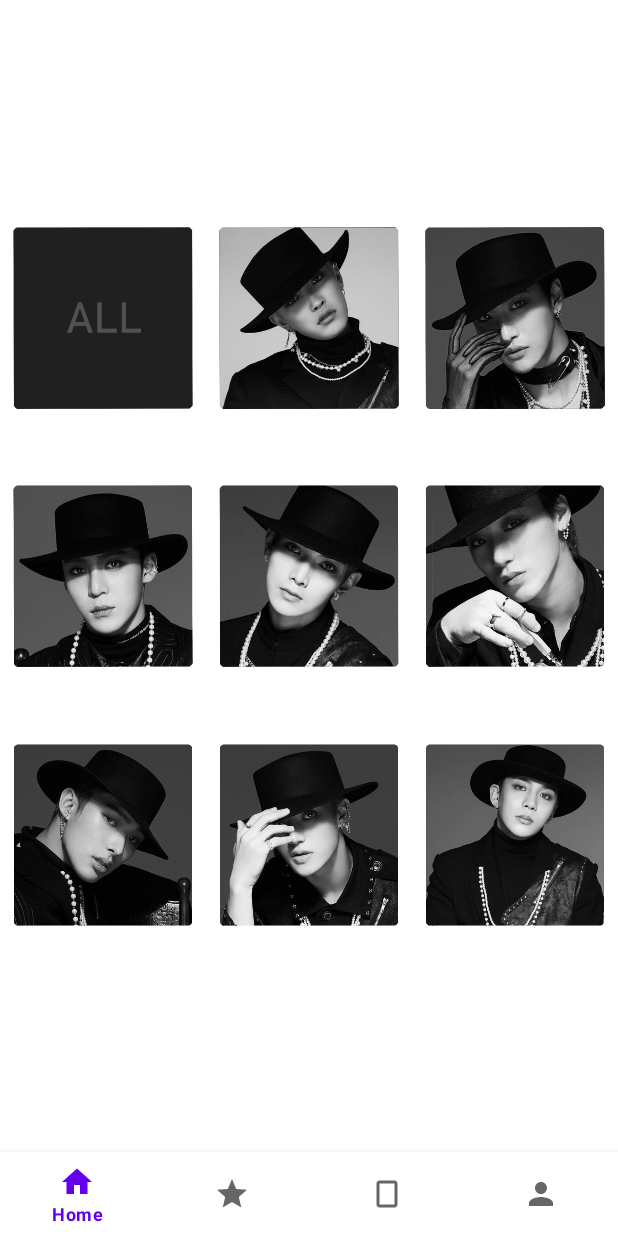
After one commit to SorinaPopa/pcteez, an Android app: the MembersFragment screen opened through its navigation route, on a phone screen of 412 x 824 dp. The commit adds this screen. Run offline under Robolectric (Android 15) with nearby library versions, the phone set to English and light mode, and no system bars; our stand-ins replace data binding, navigation-ui.

Commit message:
added Members Fragment

```diff
--- a/app/src/main/java/com/example/pcteez/ui/home/HomeFragment.kt
+++ b/app/src/main/java/com/example/pcteez/ui/home/HomeFragment.kt
@@ -6,7 +6,9 @@ import android.view.View
 import android.view.ViewGroup
 import androidx.fragment.app.Fragment
 import androidx.fragment.app.viewModels
+import androidx.navigation.fragment.findNavController
 import androidx.recyclerview.widget.GridLayoutManager
+import com.example.pcteez.R
 import com.example.pcteez.databinding.FragmentHomeBinding
 
 class HomeFragment : Fragment() {
@@ -24,12 +26,12 @@ class HomeFragment : Fragment() {
         binding.homeViewModel = homeViewModel
 
 
-        val adapter = AlbumAdapter(homeViewModel.getAlbums()) { selectedAlbum ->
-            // Handle album click, e.g., open detail screen
+        val albumAdapter = AlbumAdapter(homeViewModel.getAlbums()) { _ ->
+            findNavController().navigate(R.id.action_homeFragment_to_membersFragment)
         }
 
         binding.albumRecyclerView.layoutManager = GridLayoutManager(context, 2)
-        binding.albumRecyclerView.adapter = adapter
+        binding.albumRecyclerView.adapter = albumAdapter
 
 
 
--- /dev/null
+++ b/app/src/main/java/com/example/pcteez/ui/home/members/MembersFragment.kt
@@ -0,0 +1,27 @@
+package com.example.pcteez.ui.home.members
+
+import android.os.Bundle
+import androidx.fragment.app.Fragment
+import android.view.LayoutInflater
+import android.view.View
+import android.view.ViewGroup
+import androidx.fragment.app.viewModels
+import com.example.pcteez.databinding.FragmentMembersBinding
+
+class MembersFragment : Fragment() {
+    private val membersViewModel: MembersViewModel by viewModels()
+    private lateinit var binding: FragmentMembersBinding
+
+    override fun onCreateView(
+        inflater: LayoutInflater, container: ViewGroup?,
+        savedInstanceState: Bundle?
+    ): View {
+
+        binding = FragmentMembersBinding.inflate(inflater, container, false)
+        binding.lifecycleOwner = viewLifecycleOwner
+        binding.membersViewModel = membersViewModel
+
+        return binding.root
+
+    }
+}
--- /dev/null
+++ b/app/src/main/java/com/example/pcteez/ui/home/members/MembersViewModel.kt
@@ -0,0 +1,6 @@
+package com.example.pcteez.ui.home.members
+
+import androidx.lifecycle.ViewModel
+
+class MembersViewModel : ViewModel() {
+}
--- /dev/null
+++ b/app/src/main/res/layout/fragment_members.xml
@@ -0,0 +1,142 @@
+<?xml version="1.0" encoding="utf-8"?>
+<layout xmlns:android="http://schemas.android.com/apk/res/android"
+    xmlns:app="http://schemas.android.com/apk/res-auto"
+    xmlns:tools="http://schemas.android.com/tools">
+
+    <data>
+
+        <import type="android.view.View" />
+
+        <variable
+            name="membersViewModel"
+            type="com.example.pcteez.ui.home.members.MembersViewModel" />
+    </data>
+
+    <androidx.constraintlayout.widget.ConstraintLayout
+        android:layout_width="match_parent"
+        android:layout_height="match_parent"
+        android:layout_marginTop="100dp"
+        android:layout_marginBottom="100dp"
+
+        tools:context=".ui.wishlist.WishlistFragment">
+
+
+        <ImageView
+            android:id="@+id/memberAll"
+            android:layout_width="0dp"
+            android:layout_height="0dp"
+            android:layout_marginLeft="8dp"
+            android:layout_marginRight="8dp"
+            android:src="@drawable/img_member_all"
+            app:layout_constraintBottom_toTopOf="@id/memberYunho"
+            app:layout_constraintDimensionRatio="1:1"
+            app:layout_constraintLeft_toLeftOf="parent"
+            app:layout_constraintRight_toLeftOf="@id/memberHongjoong"
+            app:layout_constraintTop_toTopOf="parent" />
+
+        <ImageView
+            android:id="@+id/memberHongjoong"
+            android:layout_width="0dp"
+            android:layout_height="0dp"
+            android:layout_marginLeft="8dp"
+            android:layout_marginRight="8dp"
+            android:src="@drawable/img_member_hongjoong"
+
+            app:layout_constraintBottom_toTopOf="@id/memberYeosang"
+            app:layout_constraintDimensionRatio="1:1"
+            app:layout_constraintLeft_toRightOf="@id/memberAll"
+            app:layout_constraintRight_toRightOf="@id/memberSeonghwa"
+            app:layout_constraintTop_toTopOf="parent" />
+
+        <ImageView
+            android:id="@+id/memberSeonghwa"
+            android:layout_width="0dp"
+            android:layout_height="0dp"
+            android:layout_marginLeft="8dp"
+            android:layout_marginRight="8dp"
+            android:src="@drawable/img_member_seongmom"
+            app:layout_constraintBottom_toTopOf="@id/memberSan"
+            app:layout_constraintDimensionRatio="1:1"
+            app:layout_constraintLeft_toRightOf="@id/memberHongjoong"
+            app:layout_constraintRight_toRightOf="parent"
+            app:layout_constraintTop_toTopOf="parent" />
+
+        <ImageView
+            android:id="@+id/memberYunho"
+            android:layout_width="0dp"
+            android:layout_height="0dp"
+            android:layout_marginLeft="8dp"
+            android:layout_marginRight="8dp"
+            android:src="@drawable/img_member_yunho"
+            app:layout_constraintBottom_toTopOf="@id/memberMingi"
+            app:layout_constraintDimensionRatio="1:1"
+            app:layout_constraintLeft_toLeftOf="parent"
+            app:layout_constraintRight_toLeftOf="@id/memberYeosang"
+            app:layout_constraintTop_toBottomOf="@id/memberAll" />
+
+        <ImageView
+            android:id="@+id/memberYeosang"
+            android:layout_width="0dp"
+            android:layout_height="0dp"
+            android:layout_marginLeft="8dp"
+            android:layout_marginRight="8dp"
+            android:src="@drawable/img_member_yeosang"
+            app:layout_constraintBottom_toTopOf="@id/memberWooyoung"
+            app:layout_constraintDimensionRatio="1:1"
+            app:layout_constraintLeft_toRightOf="@id/memberYunho"
+            app:layout_constraintRight_toLeftOf="@id/memberSan"
+            app:layout_constraintTop_toBottomOf="@id/memberHongjoong" />
+
+        <ImageView
+            android:id="@+id/memberSan"
+            android:layout_width="0dp"
+            android:layout_height="0dp"
+            android:layout_marginLeft="8dp"
+            android:layout_marginRight="8dp"
+            android:src="@drawable/img_member_sani"
+            app:layout_constraintBottom_toTopOf="@id/memberJongho"
+            app:layout_constraintDimensionRatio="1:1"
+            app:layout_constraintLeft_toRightOf="@id/memberYeosang"
+            app:layout_constraintRight_toRightOf="parent"
+            app:layout_constraintTop_toBottomOf="@id/memberSeonghwa" />
+
+        <ImageView
+            android:id="@+id/memberMingi"
+            android:layout_width="0dp"
+            android:layout_height="0dp"
+            android:layout_marginLeft="8dp"
+            android:layout_marginRight="8dp"
+            android:src="@drawable/img_member_mingi"
+            app:layout_constraintBottom_toBottomOf="parent"
+            app:layout_constraintDimensionRatio="1:1"
+            app:layout_constraintLeft_toLeftOf="parent"
+            app:layout_constraintRight_toLeftOf="@id/memberWooyoung"
+            app:layout_constraintTop_toBottomOf="@id/memberYunho" />
+
+        <ImageView
+            android:id="@+id/memberWooyoung"
+            android:layout_width="0dp"
+            android:layout_height="0dp"
+            android:layout_marginLeft="8dp"
+            android:layout_marginRight="8dp"
+            android:src="@drawable/img_member_wooyoung"
+            app:layout_constraintBottom_toBottomOf="parent"
+            app:layout_constraintDimensionRatio="1:1"
+            app:layout_constraintLeft_toRightOf="@id/memberMingi"
+            app:layout_constraintRight_toRightOf="@id/memberJongho"
+            app:layout_constraintTop_toBottomOf="@id/memberYeosang" />
+
+        <ImageView
+            android:id="@+id/memberJongho"
+            android:layout_width="0dp"
+            android:layout_height="0dp"
+            android:layout_marginLeft="8dp"
+            android:layout_marginRight="8dp"
+            android:src="@drawable/img_member_jongho"
+            app:layout_constraintBottom_toBottomOf="parent"
+            app:layout_constraintDimensionRatio="1:1"
+            app:layout_constraintLeft_toRightOf="@id/memberWooyoung"
+            app:layout_constraintRight_toRightOf="parent"
+            app:layout_constraintTop_toBottomOf="@id/memberSan" />
+    </androidx.constraintlayout.widget.ConstraintLayout>
+</layout>
--- a/app/src/main/res/navigation/mobile_navigation.xml
+++ b/app/src/main/res/navigation/mobile_navigation.xml
@@ -9,7 +9,11 @@
         android:id="@+id/navigation_home"
         android:name="com.example.pcteez.ui.home.HomeFragment"
         android:label="@string/title_home"
-        tools:layout="@layout/fragment_home" />
+        tools:layout="@layout/fragment_home">
+        <action
+            android:id="@+id/action_homeFragment_to_membersFragment"
+            app:destination="@id/navigation_members" />
+    </fragment>
 
     <fragment
         android:id="@+id/navigation_wishlist"
@@ -28,4 +32,10 @@
         android:name="com.example.pcteez.ui.profile.ProfileFragment"
         android:label="@string/title_profile"
         tools:layout="@layout/fragment_profile" />
+
+    <fragment
+        android:id="@+id/navigation_members"
+        android:name="com.example.pcteez.ui.home.members.MembersFragment"
+        android:label="@string/title_members"
+        tools:layout="@layout/fragment_members" />
 </navigation>
--- a/app/src/main/res/values/strings.xml
+++ b/app/src/main/res/values/strings.xml
@@ -4,4 +4,5 @@
     <string name="title_wishlist">Wishlist</string>
     <string name="title_collection">Collection</string>
     <string name="title_profile">Profile</string>
+    <string name="title_members">Members</string>
 </resources>
```
Also changed, not shown: app/src/main/res/drawable/img_member_all.png (added), app/src/main/res/drawable/img_member_hongjoong.png (added), app/src/main/res/drawable/img_member_jongho.png (added), app/src/main/res/drawable/img_member_mingi.png (added), app/src/main/res/drawable/img_member_sani.png (added), app/src/main/res/drawable/img_member_seongmom.png (added), app/src/main/res/drawable/img_member_wooyoung.png (added), app/src/main/res/drawable/img_member_yeosang.png (added), app/src/main/res/drawable/img_member_yunho.png (added).
